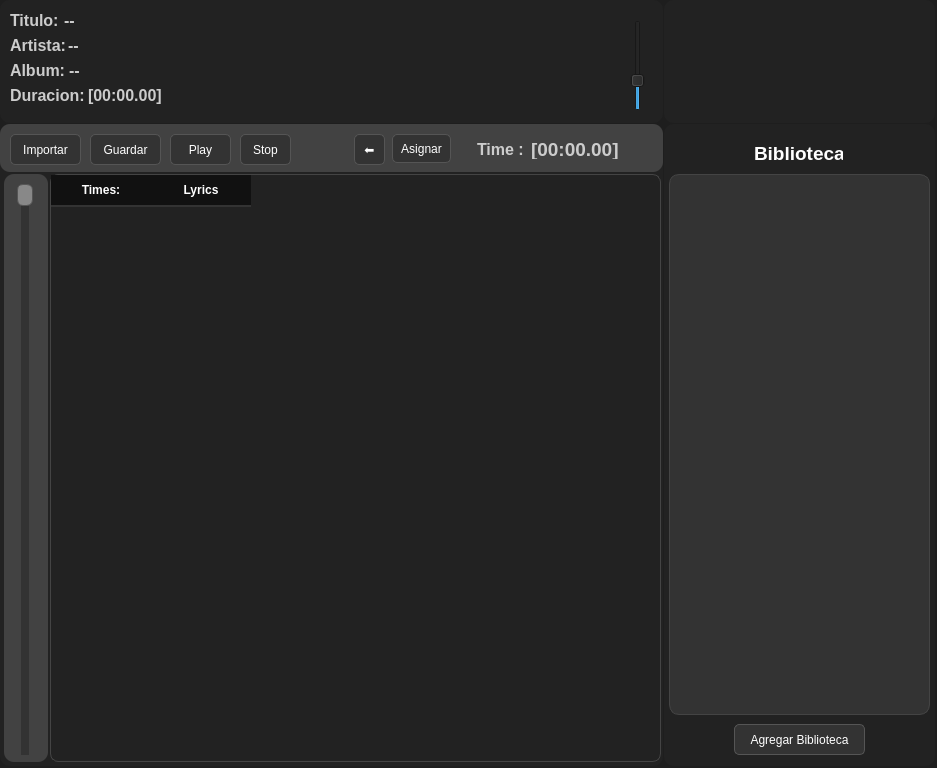
This is gui/LyricsGUI.ui in Yotzuga/LyricsAPP as Qt 5 draws it before an edit. The edited form follows.
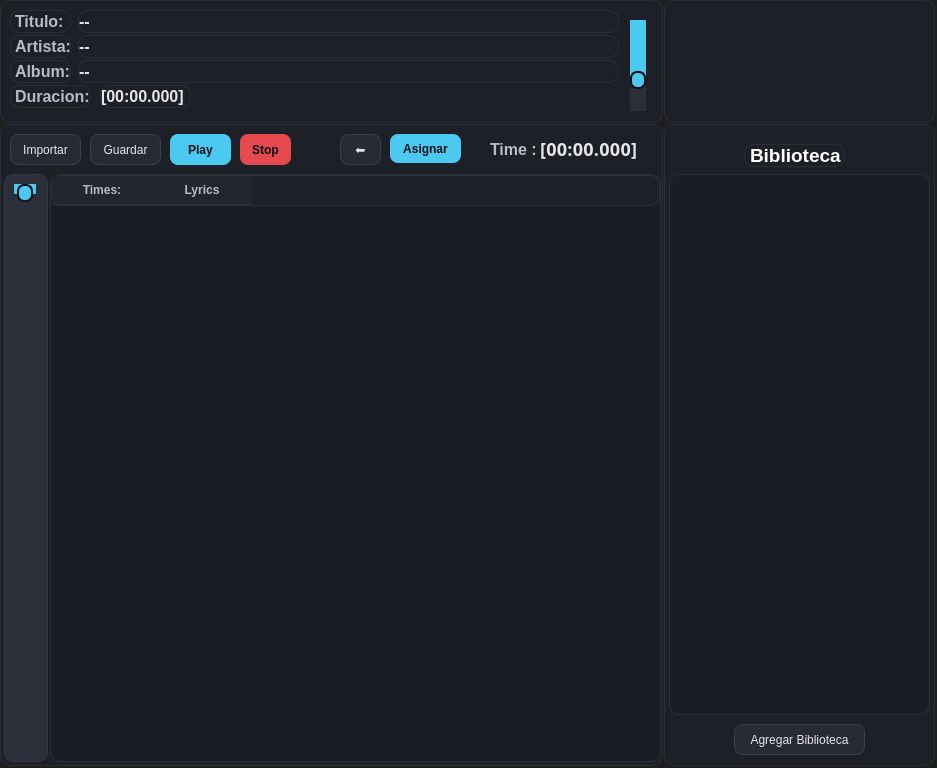
This is the edited form.

```diff
--- a/gui/LyricsGUI.ui
+++ b/gui/LyricsGUI.ui
@@ -22,6 +22,12 @@
     <height>768</height>
    </size>
   </property>
+  <property name="maximumSize">
+   <size>
+    <width>937</width>
+    <height>768</height>
+   </size>
+  </property>
   <property name="windowTitle">
    <string>LyricsAPP</string>
   </property>
@@ -34,6 +40,11 @@
 </string>
   </property>
   <widget class="QWidget" name="centralwidget">
+   <property name="font">
+    <font>
+     <bold>false</bold>
+    </font>
+   </property>
    <widget class="QFrame" name="framePLayer">
     <property name="geometry">
      <rect>
@@ -44,8 +55,12 @@
      </rect>
     </property>
     <property name="styleSheet">
-     <string notr="true">background-color: #222;
-border-radius: 10px;</string>
+     <string notr="true">/* framePlayer */
+QFrame {
+  background: #1d2026;
+  border: 1px solid #2b2f39;
+  border-radius: 10px;
+}</string>
     </property>
     <property name="frameShape">
      <enum>QFrame::Shape::StyledPanel</enum>
@@ -58,19 +73,22 @@
       <rect>
        <x>10</x>
        <y>85</y>
-       <width>91</width>
-       <height>21</height>
+       <width>81</width>
+       <height>23</height>
       </rect>
      </property>
      <property name="font">
       <font>
        <pointsize>12</pointsize>
-       <fontweight>DemiBold</fontweight>
+       <fontweight>Medium</fontweight>
       </font>
      </property>
      <property name="styleSheet">
-      <string notr="true">color: #CCCCCC;
-font-weight: 600;</string>
+      <string notr="true">/* Labels descriptivos (Album/Artista/Título/Duración) */
+QLabel {
+  color: #b6bcc8;
+  font-weight: 500;
+}</string>
      </property>
      <property name="text">
       <string>Duracion:</string>
@@ -82,18 +100,21 @@
        <x>10</x>
        <y>35</y>
        <width>61</width>
-       <height>21</height>
+       <height>23</height>
       </rect>
      </property>
      <property name="font">
       <font>
        <pointsize>12</pointsize>
-       <fontweight>DemiBold</fontweight>
+       <fontweight>Medium</fontweight>
       </font>
      </property>
      <property name="styleSheet">
-      <string notr="true">color: #CCCCCC;
-font-weight: 600;</string>
+      <string notr="true">/* Labels descriptivos (Album/Artista/Título/Duración) */
+QLabel {
+  color: #b6bcc8;
+  font-weight: 500;
+}</string>
      </property>
      <property name="text">
       <string>Artista:</string>
@@ -105,18 +126,21 @@
        <x>10</x>
        <y>60</y>
        <width>61</width>
-       <height>21</height>
+       <height>23</height>
       </rect>
      </property>
      <property name="font">
       <font>
        <pointsize>12</pointsize>
-       <fontweight>DemiBold</fontweight>
+       <fontweight>Medium</fontweight>
       </font>
      </property>
      <property name="styleSheet">
-      <string notr="true">color: #CCCCCC;
-font-weight: 600;</string>
+      <string notr="true">/* Labels descriptivos (Album/Artista/Título/Duración) */
+QLabel {
+  color: #b6bcc8;
+  font-weight: 500;
+}</string>
      </property>
      <property name="text">
       <string>Album:</string>
@@ -128,18 +152,21 @@
        <x>10</x>
        <y>10</y>
        <width>61</width>
-       <height>21</height>
+       <height>23</height>
       </rect>
      </property>
      <property name="font">
       <font>
        <pointsize>12</pointsize>
-       <fontweight>DemiBold</fontweight>
+       <fontweight>Medium</fontweight>
       </font>
      </property>
      <property name="styleSheet">
-      <string notr="true">color: #CCCCCC;
-font-weight: 600;</string>
+      <string notr="true">/* Labels descriptivos (Album/Artista/Título/Duración) */
+QLabel {
+  color: #b6bcc8;
+  font-weight: 500;
+}</string>
      </property>
      <property name="text">
       <string>Titulo:</string>
@@ -148,10 +175,10 @@
     <widget class="QLabel" name="labelTituloSet">
      <property name="geometry">
       <rect>
-       <x>64</x>
+       <x>78</x>
        <y>10</y>
-       <width>581</width>
-       <height>21</height>
+       <width>541</width>
+       <height>23</height>
       </rect>
      </property>
      <property name="font">
@@ -163,8 +190,11 @@
       </font>
      </property>
      <property name="styleSheet">
-      <string notr="true">color: #CCCCCC;
-font-weight: 600;</string>
+      <string notr="true">/* Labels de valor (...Set) */
+QLabel {
+  color: #e6e6e9;
+  font-weight: 600;
+}</string>
      </property>
      <property name="text">
       <string>--</string>
@@ -179,10 +209,10 @@
     <widget class="QLabel" name="labelArtistaSet">
      <property name="geometry">
       <rect>
-       <x>68</x>
+       <x>78</x>
        <y>35</y>
-       <width>561</width>
-       <height>21</height>
+       <width>541</width>
+       <height>23</height>
       </rect>
      </property>
      <property name="font">
@@ -194,8 +224,11 @@
       </font>
      </property>
      <property name="styleSheet">
-      <string notr="true">color: #CCCCCC;
-font-weight: 600;</string>
+      <string notr="true">/* Labels de valor (...Set) */
+QLabel {
+  color: #e6e6e9;
+  font-weight: 600;
+}</string>
      </property>
      <property name="text">
       <string>--</string>
@@ -210,10 +243,10 @@
     <widget class="QLabel" name="labelAlbumSet">
      <property name="geometry">
       <rect>
-       <x>69</x>
+       <x>78</x>
        <y>60</y>
-       <width>551</width>
-       <height>21</height>
+       <width>541</width>
+       <height>23</height>
       </rect>
      </property>
      <property name="font">
@@ -225,8 +258,11 @@
       </font>
      </property>
      <property name="styleSheet">
-      <string notr="true">color: #CCCCCC;
-font-weight: 600;</string>
+      <string notr="true">/* Labels de valor (...Set) */
+QLabel {
+  color: #e6e6e9;
+  font-weight: 600;
+}</string>
      </property>
      <property name="text">
       <string>--</string>
@@ -241,10 +277,10 @@
     <widget class="QLabel" name="labelDuracionSet">
      <property name="geometry">
       <rect>
-       <x>88</x>
+       <x>100</x>
        <y>85</y>
-       <width>121</width>
-       <height>20</height>
+       <width>91</width>
+       <height>23</height>
       </rect>
      </property>
      <property name="font">
@@ -256,11 +292,14 @@
       </font>
      </property>
      <property name="styleSheet">
-      <string notr="true">color: #CCCCCC;
-font-weight: 600;</string>
+      <string notr="true">/* Labels de valor (...Set) */
+QLabel {
+  color: #e6e6e9;
+  font-weight: 600;
+}</string>
      </property>
      <property name="text">
-      <string>[00:00.00]</string>
+      <string>[00:00.000]</string>
      </property>
      <property name="alignment">
       <set>Qt::AlignmentFlag::AlignJustify|Qt::AlignmentFlag::AlignVCenter</set>
@@ -278,6 +317,31 @@
        <height>91</height>
       </rect>
      </property>
+     <property name="styleSheet">
+      <string notr="true">/* verticalSliderVolumen */
+QSlider::groove:vertical {
+  background: #2a2f3a;
+  width: 4px;
+  border-radius: 2px;
+  margin: 6px 10px;
+}
+QSlider::sub-page:vertical {
+  background: #4cc9f0;
+  border-radius: 2px;
+}
+QSlider::add-page:vertical {
+  background: #2a2f3a;
+  border-radius: 2px;
+}
+QSlider::handle:vertical {
+  background: #4cc9f0;
+  border: 2px solid #0b1117;
+  width: 14px; height: 14px;
+  margin: -6px -6px;
+  border-radius: 7px;
+}
+QSlider::handle:vertical:hover { background: #65d2f3; }</string>
+     </property>
      <property name="value">
       <number>30</number>
      </property>
@@ -305,8 +369,12 @@
      </rect>
     </property>
     <property name="styleSheet">
-     <string notr="true">background-color: #222;
-border-radius: 10px;</string>
+     <string notr="true">/* frameBiblioteca */
+QFrame {
+  background: #1d2026;
+  border: 1px solid #2b2f39;
+  border-radius: 10px;
+}</string>
     </property>
     <property name="frameShape">
      <enum>QFrame::Shape::StyledPanel</enum>
@@ -334,8 +402,12 @@
      <bool>false</bool>
     </property>
     <property name="styleSheet">
-     <string notr="true">background-color: #222;
-border-radius: 10px;</string>
+     <string notr="true">/* frameBiblioteca */
+QFrame {
+  background: #1d2026;
+  border: 1px solid #2b2f39;
+  border-radius: 10px;
+}</string>
     </property>
     <property name="frameShape">
      <enum>QFrame::Shape::StyledPanel</enum>
@@ -346,10 +418,10 @@
     <widget class="QLabel" name="labelBiblioteca">
      <property name="geometry">
       <rect>
-       <x>90</x>
+       <x>80</x>
        <y>20</y>
-       <width>89</width>
-       <height>19</height>
+       <width>101</width>
+       <height>23</height>
       </rect>
      </property>
      <property name="sizePolicy">
@@ -385,22 +457,17 @@
       <bool>false</bool>
      </property>
      <property name="styleSheet">
-      <string notr="true">QPushButton {
-    background-color: #333;
-    color: #FFF;
-    font: bold 10pt &quot;Segoe UI&quot;;
-    border: 1px solid #555;
-    border-radius: 5px;
-    padding: 5px;
+      <string notr="true">/* pushButtonAgregarBiblioteca */
+QPushButton {
+  background: #262b35;
+  border: 1px solid #3a3f4a;
+  color: #e6e6e9;
+  padding: 6px 12px;
+  border-radius: 8px;
 }
-QPushButton:hover {
-    background-color: #444;
-    border: 1px solid #888;
-}
-QPushButton:pressed {
-    background-color: #222;
-    border: 1px solid #222;
-}</string>
+QPushButton:hover { background: #323746; }
+QPushButton:pressed { background: #262b35; }
+QPushButton:disabled { color: #7d8391; background: #22262f; border-color: #2e3340; }</string>
      </property>
      <property name="text">
       <string>Agregar Biblioteca</string>
@@ -434,27 +501,35 @@
       </rect>
      </property>
      <property name="styleSheet">
-      <string notr="true">QListView {
-    color: #FFF;
-    font: 10pt &quot;Segoe UI&quot;;
-    background-color: #333;
-    border: 1px solid #444;
-    border-radius: 10px;
+      <string notr="true">/* listViewBiblioteca */
+QListView {
+  background: #1a1d23;
+  border: 1px solid #2b2f39;
+  border-radius: 10px;
+  color: #e6e6e9;
 }
-
 QListView::item {
-    padding: 5px;
-    border-bottom: 1px solid #444;
+  padding: 8px 10px;
+  border-radius: 6px;
+  color: #dfe3ea;
 }
-
 QListView::item:hover {
     background-color: #444;
 }
-
 QListView::item:selected {
-    background-color: #555;
-    color: #FFF;
-}</string>
+  background: rgba(76, 201, 240, 0.22);
+  color: #ffffff;
+}
+/* Scrollbar local */
+QScrollBar:vertical {
+  background: transparent; width: 10px; margin: 4px 2px;
+}
+QScrollBar::handle:vertical {
+  background: #3a3f4a; min-height: 30px; border-radius: 4px;
+}
+QScrollBar::handle:vertical:hover { background: #474c58; }
+QScrollBar::add-line:vertical, QScrollBar::sub-line:vertical { height: 0; border: 0; background: transparent; }
+QScrollBar::add-page:vertical, QScrollBar::sub-page:vertical { background: transparent; }</string>
      </property>
      <property name="verticalScrollBarPolicy">
       <enum>Qt::ScrollBarPolicy::ScrollBarAlwaysOff</enum>
@@ -480,8 +555,12 @@
      </rect>
     </property>
     <property name="styleSheet">
-     <string notr="true">background-color: #222;
-border-radius: 10px;</string>
+     <string notr="true">/* frameLyrics */
+QFrame {
+  background: #1d2026;
+  border: 1px solid #2b2f39;
+  border-radius: 10px;
+}</string>
     </property>
     <property name="frameShape">
      <enum>QFrame::Shape::StyledPanel</enum>
@@ -502,9 +581,11 @@
       <number>0</number>
      </property>
      <property name="styleSheet">
-      <string notr="true">background-color: rgb(66, 66, 66);
-
-border-radius: 10px;</string>
+      <string notr="true">/* frameLyricsSettings */
+QFrame {
+  background: transparent; /* si es contenedor interno de la barra */
+  border: 0;
+}</string>
      </property>
      <property name="frameShape">
       <enum>QFrame::Shape::StyledPanel</enum>
@@ -525,13 +606,13 @@
        <bool>false</bool>
       </property>
       <property name="styleSheet">
-       <string notr="true">QPushButton {
-    background-color: #333;
-    color: #FFF;
-    font: bold 10pt &quot;Segoe UI&quot;;
-    border: 1px solid #555;
-    border-radius: 5px;
-    padding: 5px;
+       <string notr="true">/* pushButtonImportar */
+QPushButton {
+  background: #262b35;
+  border: 1px solid #3a3f4a;
+  color: #e6e6e9;
+  padding: 6px 12px;
+  border-radius: 8px;
 }
 QPushButton:hover {
     background-color: #444;
@@ -577,13 +658,13 @@
        <bool>false</bool>
       </property>
       <property name="styleSheet">
-       <string notr="true">QPushButton {
-    background-color: #333;
-    color: #FFF;
-    font: bold 10pt &quot;Segoe UI&quot;;
-    border: 1px solid #555;
-    border-radius: 5px;
-    padding: 5px;
+       <string notr="true">/* pushButtonGuardar */
+QPushButton {
+  background: #262b35;
+  border: 1px solid #3a3f4a;
+  color: #e6e6e9;
+  padding: 6px 12px;
+  border-radius: 8px;
 }
 QPushButton:hover {
     background-color: #444;
@@ -619,7 +700,7 @@
      <widget class="QLabel" name="labelTimeSongNow">
       <property name="geometry">
        <rect>
-        <x>531</x>
+        <x>540</x>
         <y>15</y>
         <width>111</width>
         <height>20</height>
@@ -627,19 +708,23 @@
       </property>
       <property name="font">
        <font>
-        <family>Segoe UI</family>
-        <pointsize>14</pointsize>
+        <family>JetBrains Mono</family>
+        <pointsize>-1</pointsize>
         <italic>false</italic>
         <bold>true</bold>
        </font>
       </property>
       <property name="styleSheet">
-       <string notr="true">color: #CCCCCC;
-font-weight: 600;
-font-weight: bold;</string>
+       <string notr="true">/* labelTimeSongNow */
+QLabel {
+  font-family: &quot;JetBrains Mono&quot;,&quot;Consolas&quot;,monospace;
+  font-size: 18px;
+  letter-spacing: 0.3px;
+  color: #e6e6e9;
+}</string>
       </property>
       <property name="text">
-       <string>[00:00.00]</string>
+       <string>[00:00.000]</string>
       </property>
       <property name="alignment">
        <set>Qt::AlignmentFlag::AlignJustify|Qt::AlignmentFlag::AlignVCenter</set>
@@ -651,7 +736,7 @@
      <widget class="QLabel" name="labelTime">
       <property name="geometry">
        <rect>
-        <x>477</x>
+        <x>490</x>
         <y>15</y>
         <width>51</width>
         <height>20</height>
@@ -662,13 +747,15 @@
         <family>Segoe UI</family>
         <pointsize>12</pointsize>
         <italic>false</italic>
-        <bold>true</bold>
+        <fontweight>DemiBold</fontweight>
        </font>
       </property>
       <property name="styleSheet">
-       <string notr="true">color: #CCCCCC;
-font-weight: 600;
-font-weight: bold;</string>
+       <string notr="true">/* labelTime */
+QLabel {
+  color: #b6bcc8;
+  font-weight: 600;
+}</string>
       </property>
       <property name="text">
        <string>Time : </string>
@@ -693,22 +780,18 @@
        <bool>false</bool>
       </property>
       <property name="styleSheet">
-       <string notr="true">QPushButton {
-    background-color: #333;
-    color: #FFF;
-    font: bold 10pt &quot;Segoe UI&quot;;
-    border: 1px solid #555;
-    border-radius: 5px;
-    padding: 5px;
+       <string notr="true">/* pushButtonPlay */
+QPushButton {
+  background: #4cc9f0;
+  border: 0;
+  color: #0b1117;
+  font-weight: 600;
+  padding: 6px 12px;
+  border-radius: 8px;
 }
-QPushButton:hover {
-    background-color: #444;
-    border: 1px solid #888;
-}
-QPushButton:pressed {
-    background-color: #222;
-    border: 1px solid #222;
-}</string>
+QPushButton:hover { background: #65d2f3; }
+QPushButton:pressed { background: #3fb6db; }
+QPushButton:disabled { background: #2d5f6f; color: #0b1117; }</string>
       </property>
       <property name="text">
        <string>Play</string>
@@ -745,22 +828,18 @@
        <bool>false</bool>
       </property>
       <property name="styleSheet">
-       <string notr="true">QPushButton {
-    background-color: #333;
-    color: #FFF;
-    font: bold 10pt &quot;Segoe UI&quot;;
-    border: 1px solid #555;
-    border-radius: 5px;
-    padding: 5px;
+       <string notr="true">/* pushButtonStop */
+QPushButton {
+  background: #e5484d;
+  border: 0;
+  color: #0b1117;
+  font-weight: 600;
+  padding: 6px 12px;
+  border-radius: 8px;
 }
-QPushButton:hover {
-    background-color: #444;
-    border: 1px solid #888;
-}
-QPushButton:pressed {
-    background-color: #222;
-    border: 1px solid #222;
-}</string>
+QPushButton:hover { background: #f2555a; }
+QPushButton:pressed { background: #cc3f44; }
+QPushButton:disabled { background: #7c2e30; color: #0b1117; }</string>
       </property>
       <property name="text">
        <string>Stop</string>
@@ -784,9 +863,9 @@
      <widget class="QPushButton" name="pushButtonAsignarRowTime">
       <property name="geometry">
        <rect>
-        <x>392</x>
+        <x>390</x>
         <y>10</y>
-        <width>59</width>
+        <width>71</width>
         <height>29</height>
        </rect>
       </property>
@@ -794,22 +873,18 @@
        <bool>false</bool>
       </property>
       <property name="styleSheet">
-       <string notr="true">QPushButton {
-    background-color: #333;
-    color: #FFF;
-    font: bold 10pt &quot;Segoe UI&quot;;
-    border: 1px solid #555;
-    border-radius: 5px;
-    padding: 5px;
+       <string notr="true">/* pushButtonAsignarRowTime */
+QPushButton {
+  background: #4cc9f0;
+  border: 0;
+  color: #0b1117;
+  font-weight: 600;
+  padding: 6px 12px;
+  border-radius: 8px;
 }
-QPushButton:hover {
-    background-color: #444;
-    border: 1px solid #888;
-}
-QPushButton:pressed {
-    background-color: #222;
-    border: 1px solid #222;
-}</string>
+QPushButton:hover { background: #65d2f3; }
+QPushButton:pressed { background: #3fb6db; }
+QPushButton:disabled { background: #2d5f6f; color: #0b1117; }</string>
       </property>
       <property name="text">
        <string>Asignar</string>
@@ -836,9 +911,9 @@
      <widget class="QPushButton" name="pushButtonBackSync">
       <property name="geometry">
        <rect>
-        <x>354</x>
+        <x>340</x>
         <y>10</y>
-        <width>31</width>
+        <width>41</width>
         <height>31</height>
        </rect>
       </property>
@@ -846,13 +921,13 @@
        <bool>false</bool>
       </property>
       <property name="styleSheet">
-       <string notr="true">QPushButton {
-    background-color: #333;
-    color: #FFF;
-    font: bold 10pt &quot;Segoe UI&quot;;
-    border: 1px solid #555;
-    border-radius: 5px;
-    padding: 5px;
+       <string notr="true">/* pushButtonBackSync */
+QPushButton {
+  background: #262b35;
+  border: 1px solid #3a3f4a;
+  color: #e6e6e9;
+  padding: 6px 12px;
+  border-radius: 8px;
 }
 QPushButton:hover {
     background-color: #444;
@@ -899,9 +974,12 @@
       <number>0</number>
      </property>
      <property name="styleSheet">
-      <string notr="true">background-color: rgb(66, 66, 66);
-
-border-radius: 10px;</string>
+      <string notr="true">/* frameLyricsPlayerBar */
+QFrame {
+  background: #2a2f3a;
+  border: 1px solid #353a45;
+  border-radius: 10px;
+}</string>
      </property>
      <property name="frameShape">
       <enum>QFrame::Shape::StyledPanel</enum>
@@ -919,22 +997,29 @@
        </rect>
       </property>
       <property name="styleSheet">
-       <string notr="true">QSlider::groove:vertical {
-    background: #333;
-    border-radius: 5px;
-    width: 8px;
-}
-QSlider::handle:vertical {
-    background: #888;
-    border: 1px solid #555;
-    height: 20px;
-    margin: 0 -4px; /* para centrar el handle */
-    border-radius: 6px;
+       <string notr="true">/* verticalSliderPlayerBar */
+QSlider::groove:vertical {
+  background: #2a2f3a;
+  width: 4px;
+  border-radius: 2px;
+  margin: 6px 10px; /* deja espacio para el handle */
 }
 QSlider::sub-page:vertical {
-    background: #444;
-    border-radius: 5px;
-}</string>
+  background: #4cc9f0;
+  border-radius: 2px;
+}
+QSlider::add-page:vertical {
+  background: #2a2f3a;
+  border-radius: 2px;
+}
+QSlider::handle:vertical {
+  background: #4cc9f0;
+  border: 2px solid #0b1117;
+  width: 14px; height: 14px;
+  margin: -6px -6px; /* centra el handle */
+  border-radius: 7px;
+}
+QSlider::handle:vertical:hover { background: #65d2f3; }</string>
       </property>
       <property name="maximum">
        <number>0</number>
@@ -971,6 +1056,24 @@
        <height>588</height>
       </rect>
      </property>
+     <property name="sizePolicy">
+      <sizepolicy hsizetype="Fixed" vsizetype="Fixed">
+       <horstretch>0</horstretch>
+       <verstretch>0</verstretch>
+      </sizepolicy>
+     </property>
+     <property name="minimumSize">
+      <size>
+       <width>611</width>
+       <height>588</height>
+      </size>
+     </property>
+     <property name="maximumSize">
+      <size>
+       <width>611</width>
+       <height>588</height>
+      </size>
+     </property>
      <property name="font">
       <font>
        <family>Segoe UI</family>
@@ -980,42 +1083,47 @@
       </font>
      </property>
      <property name="styleSheet">
-      <string notr="true">QTableWidget {
-    color: #FFF;
-    font: 10pt &quot;Segoe UI&quot;;
-    background-color: #222;
-    border: 1px solid #444;
-    border-radius: 8px;
-    gridline-color: #333;
+      <string notr="true">/* tableWidgetLyrics */
+QTableWidget {
+  background: #1a1d23;
+  border: 1px solid #2b2f39;
+  border-radius: 10px;
+  gridline-color: #2b2f39;
+  selection-background-color: rgba(76, 201, 240, 0.22);
+  selection-color: #ffffff;
+  alternate-background-color: #171a20;
+  color: #e6e6e9;
 }
-
 QTableWidget::item {
-    padding: 8px;
-    border-bottom: 1px solid #333;
+  padding: 6px 10px;
 }
-
 QTableWidget::item:hover {
     background-color: #333;
 }
-
-QTableWidget::item:selected {
-    background-color: #555;
-    color: #FFF;
-}
-
+/* Cabeceras del mismo widget */
 QHeaderView::section {
-    background-color: #111;
-    border: none;
-    font-weight: bold;
-    padding: 6px;
-    text-align: center;
-    border-bottom: 2px solid #333;
+  background: #23262d;
+  color: #b6bcc8;
+  border: 0;
+  border-bottom: 1px solid #2b2f39;
+  padding: 6px 8px;
+  font-weight: 600;
 }
-
 QTableCornerButton::section {
-    background-color: #111;
-    border: none;
-}</string>
+  background: #23262d;
+  border: 0;
+  border-bottom: 1px solid #2b2f39;
+}
+/* Scrollbar local */
+QScrollBar:vertical {
+  background: transparent; width: 10px; margin: 4px 2px;
+}
+QScrollBar::handle:vertical {
+  background: #3a3f4a; min-height: 30px; border-radius: 4px;
+}
+QScrollBar::handle:vertical:hover { background: #474c58; }
+QScrollBar::add-line:vertical, QScrollBar::sub-line:vertical { height: 0; border: 0; background: transparent; }
+QScrollBar::add-page:vertical, QScrollBar::sub-page:vertical { background: transparent; }</string>
      </property>
      <property name="verticalScrollBarPolicy">
       <enum>Qt::ScrollBarPolicy::ScrollBarAlwaysOff</enum>
```
Left out of the diff: 34 changed lines with no effect on the pictures.
